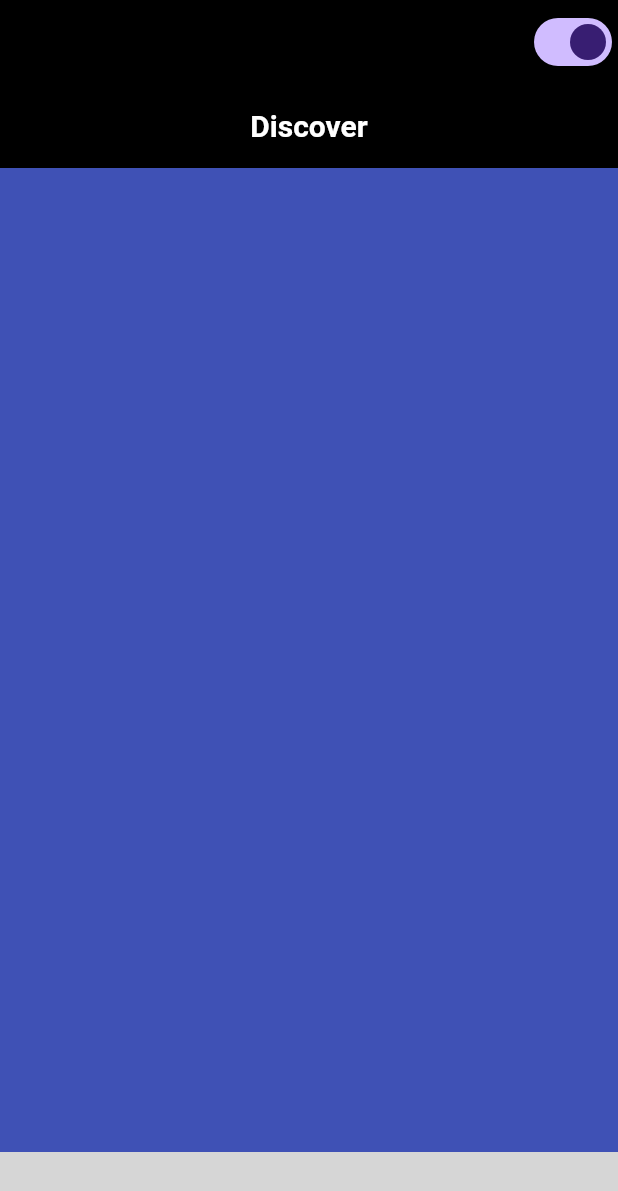
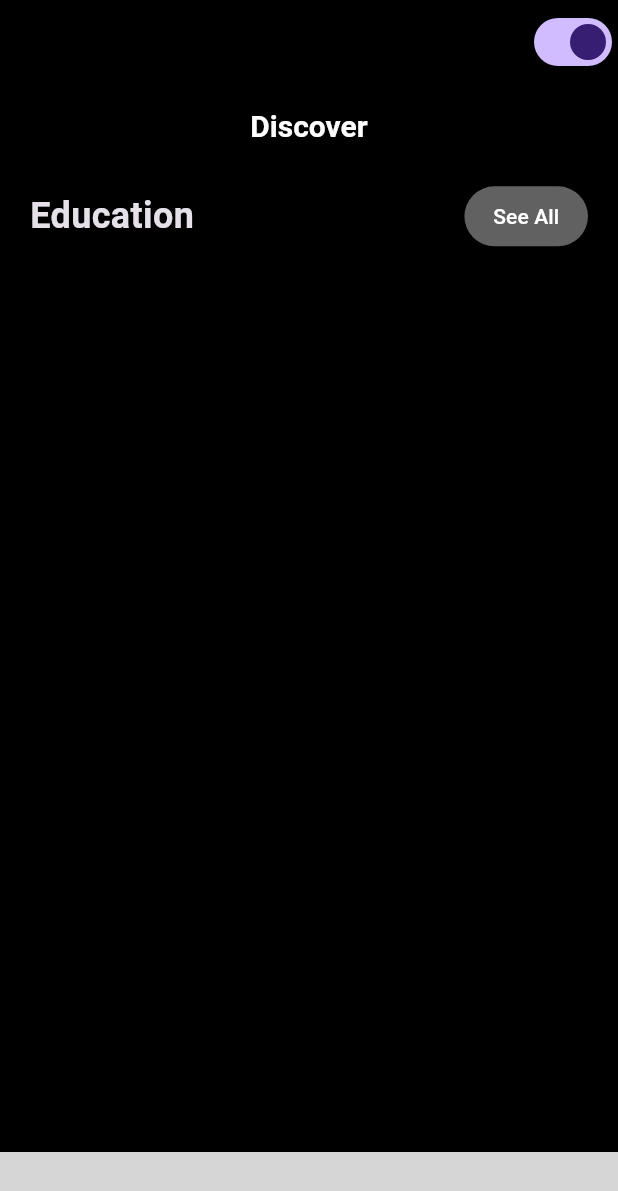
Before and after one commit to Ahmedmansor/learning_spanish, a Flutter app: the screen it shows after launch, on a phone screen of 412 x 824 dp. Shown: the top 1191 px of the screen. Run offline on Flutter 3.47's test engine with Material 3 defaults, Android fonts, the phone set to English and light mode, and no system bars; our stand-ins replace bloc, flutter_bloc, fluttertoast, page_transition; missing offline and left inert: molten_navigationbar_flutter, translator; grey boxes are pictures that could not be loaded.

Commit message:
Refactor code and update UI
- Refactored code to improve readability and maintainability
- Updated UI for better user experience and consistency
- Added a custom button widget for reusability
- Changed some colors and styles to match the app theme

```diff
--- a/lib/core/utils/app_theme.dart
+++ b/lib/core/utils/app_theme.dart
@@ -1,4 +1,5 @@
 import 'package:flutter/material.dart';
+import 'package:flutter/widgets.dart';
 
 class AppTheme {
   static ThemeData lightTheme = ThemeData.light(useMaterial3: true).copyWith(
@@ -10,9 +11,7 @@ class AppTheme {
         fontWeight: FontWeight.bold,
       ),
     ),
-    // scaffoldBackgroundColor: Colors.white,
-    navigationBarTheme: const NavigationBarThemeData(
-        indicatorColor: Colors.blue, backgroundColor: Colors.red),
+    scaffoldBackgroundColor: Colors.white,
   );
 
   static ThemeData darkTheme = ThemeData.dark(useMaterial3: true).copyWith(
@@ -23,10 +22,6 @@ class AppTheme {
           fontSize: 20,
           fontWeight: FontWeight.bold,
         )),
-    // scaffoldBackgroundColor: Colors.black,
-    navigationBarTheme: const NavigationBarThemeData(
-      indicatorColor: Colors.red,
-      backgroundColor: Colors.red,
-    ),
+    scaffoldBackgroundColor: Colors.black,
   );
 }
--- /dev/null
+++ b/lib/core/widgets/custom_button.dart
@@ -0,0 +1,32 @@
+import 'package:flutter/material.dart';
+
+import '../../repos/colors.dart';
+import '../utils/app_settings.dart';
+
+class CustomGeneralButton extends StatelessWidget {
+  const CustomGeneralButton(
+      {super.key,
+      required this.text,
+      required this.onTap,
+      this.color = kMainColor,
+      this.height = 40});
+  final String? text;
+  final GestureTapCallback? onTap;
+  final Color? color;
+  final double? height;
+
+  @override
+  Widget build(BuildContext context) {
+    return MaterialButton(
+      onPressed: onTap,
+      height: height,
+      minWidth: AppSettings.width,
+      shape: RoundedRectangleBorder(borderRadius: BorderRadius.circular(50)),
+      color: color,
+      child: Text(
+        text!,
+        style: const TextStyle(color: Colors.white),
+      ),
+    );
+  }
+}
--- a/lib/layout/layout_screen.dart
+++ b/lib/layout/layout_screen.dart
@@ -1,6 +1,6 @@
+import 'package:bloc/bloc.dart';
 import 'package:flutter/material.dart';
 import 'package:flutter_bloc/flutter_bloc.dart';
-import 'package:learning_spanish/core/utils/app_theme.dart';
 import 'package:molten_navigationbar_flutter/molten_navigationbar_flutter.dart';
 import 'cubit/layout_cubit.dart';
 
@@ -25,10 +25,14 @@ class LayoutScreen extends StatelessWidget {
           body:
               LayoutCubit.get(context).screens[LayoutCubit.get(context).index],
           bottomNavigationBar: MoltenBottomNavigationBar(
-            // barColor: const Color(0xffF7F7F9),
+            barColor: LayoutCubit.get(context).isDark
+                ? Colors.transparent
+                : Colors.white,
             borderColor:
                 LayoutCubit.get(context).isDark ? Colors.white : Colors.grey,
-            domeCircleColor: Colors.black87,
+            domeCircleColor: LayoutCubit.get(context).isDark
+                ? Colors.transparent
+                : Colors.black,
             borderSize: 2,
             domeCircleSize: 50,
             domeHeight: 15,
--- /dev/null
+++ b/lib/repos/colors.dart
@@ -0,0 +1,6 @@
+import 'dart:ui';
+
+const kMainColor = Color(0xff3366FF);
+const secondColor = Color(0xff819f7f);
+const thirdColor = Color(0xfffdfbda);
+const fourthColor = Color(0xffd3d0a8);
--- a/lib/views/discover/discover_screen.dart
+++ b/lib/views/discover/discover_screen.dart
@@ -1,4 +1,5 @@
 import 'package:flutter/material.dart';
+import 'package:learning_spanish/core/widgets/custom_button.dart';
 
 import '../../core/utils/app_settings.dart';
 
@@ -8,20 +9,37 @@ class HomeScreen extends StatelessWidget {
   @override
   Widget build(BuildContext context) {
     return Scaffold(
-        backgroundColor: Colors.indigo,
+      // backgroundColor: Colors.black,
       appBar: AppBar(
         centerTitle: true,
         title: const Text(
           'Discover',
         ),
       ),
-        body: Padding(
-          padding: const EdgeInsets.symmetric(horizontal: 24),
-          child: Column(
+      body: ListView(
+          padding: const EdgeInsets.symmetric(horizontal: 20),
           children: [
-              AppSettings.heightSpace(amountHeight: 0.06),
+            AppSettings.heightSpace(amountHeight: .01),
+            Row(
+              mainAxisAlignment: MainAxisAlignment.spaceBetween,
+              children: [
+                const Text(
+                  'Education',
+                  style: TextStyle(
+                      // color: Colors.white,
+                      fontSize: 24,
+                      fontWeight: FontWeight.bold),
+                ),
+                SizedBox(
+                    width: AppSettings.width * .2,
+                    child: CustomGeneralButton(
+                      text: 'See All',
+                      onTap: () {},
+                      color: Colors.grey[700],
+                    )),
               ],
-          ),
-        ));
+            )
+          ]),
+    );
   }
 }
--- a/lib/views/translate/translate_screen.dart
+++ b/lib/views/translate/translate_screen.dart
@@ -9,6 +9,7 @@ class TranslateScreen extends StatelessWidget {
   Widget build(BuildContext context) {
     var cubit = TranslationCubit.get(context);
     return Scaffold(
+      // backgroundColor: Colors.black,
       appBar: AppBar(
         title: const Text('Translation'),
         centerTitle: true,
@@ -24,6 +25,7 @@ class TranslateScreen extends StatelessWidget {
 
   Card _translationBody(TranslationCubit cubit, BuildContext context) {
     return Card(
+      color: Colors.transparent,
       elevation: 0,
       margin: const EdgeInsets.symmetric(horizontal: 12),
       child: ListView(
```
Lines whose indentation alone changed are shown as unchanged.
